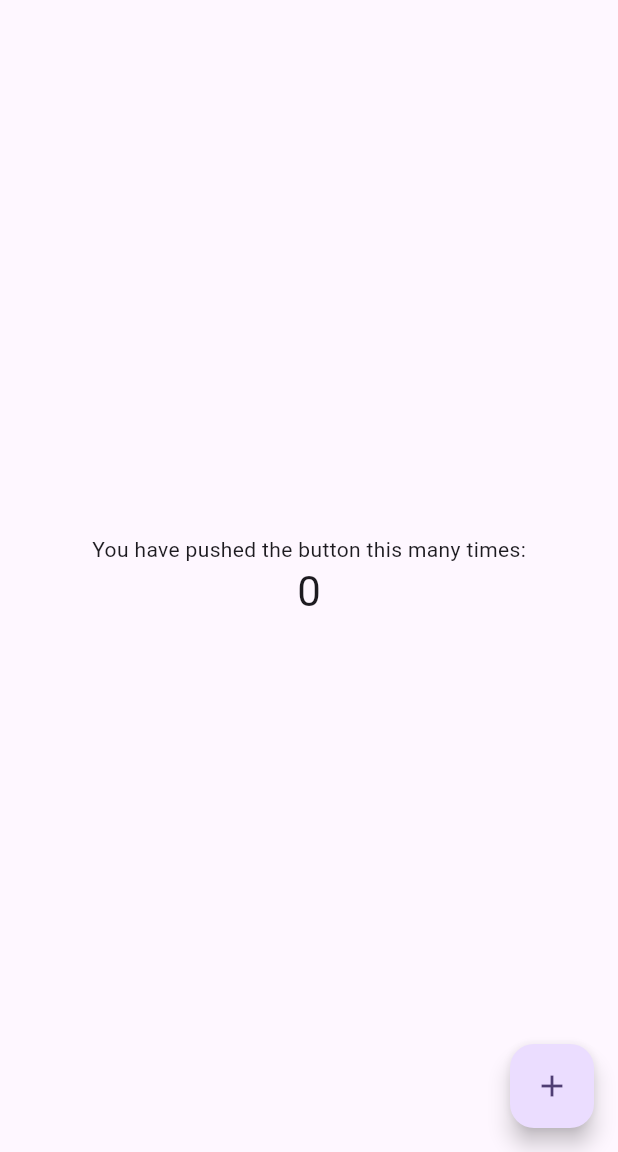
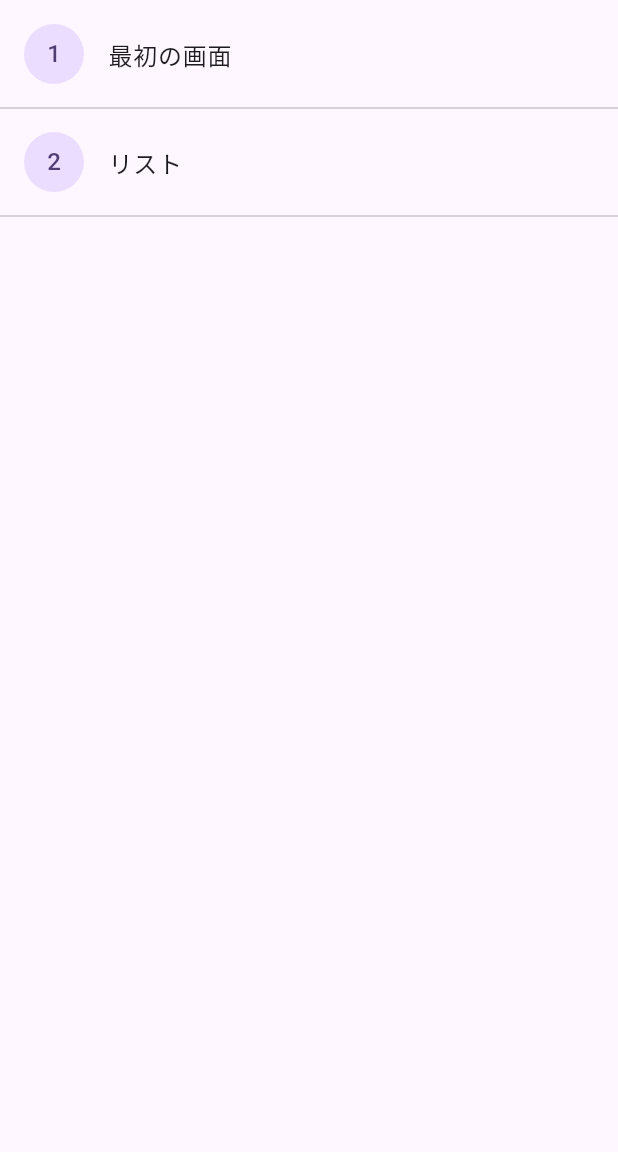
Before and after one commit to kanaaa224/flutter-learning, a Flutter app: the screen it shows after launch, on a phone screen of 412 x 824 dp, the part 84-1236 px from its top. Run offline on Flutter 3.47's test engine with Material 3 defaults, Android fonts, the phone set to English and light mode, and no system bars.

Commit message:
最初の画面とリストのページを新規実装

```diff
--- a/lib/main.dart
+++ b/lib/main.dart
@@ -1,4 +1,7 @@
 import 'package:flutter/material.dart';
+
+import 'page_1.dart';
+import 'page_2.dart';
 
 void main() {
     runApp(const MyApp());
@@ -35,14 +38,6 @@ class MyHomePage extends StatefulWidget {
 }
 
 class _MyHomePageState extends State<MyHomePage> {
-    int _counter = 0;
-
-    void _incrementCounter() {
-        setState(() {
-            _counter++;
-        });
-    }
-
     @override
     Widget build(BuildContext context) {
         return Scaffold(
@@ -50,22 +45,35 @@ class _MyHomePageState extends State<MyHomePage> {
                 backgroundColor: Theme.of(context).colorScheme.inversePrimary,
                 title: Text(widget.title),
             ),
-            body: Center(
-                child: Column(
-                    mainAxisAlignment: MainAxisAlignment.center,
+            body: Container(
+                width: double.infinity,
+                child: ListView(
                     children: <Widget>[
-                        const Text('You have pushed the button this many times:'),
-                        Text(
-                            '$_counter',
-                            style: Theme.of(context).textTheme.headlineMedium,
+                        SizedBox(height: 8),
+                        ListTile(
+                            leading: CircleAvatar(child: Text('1')),
+                            title: Text('最初の画面'),
+                            onTap: () {
+                                Navigator.push(
+                                    context,
+                                    MaterialPageRoute(builder: (context) => Page1()),
+                                );
+                            }
                         ),
+                        Divider(),
+                        ListTile(
+                            leading: CircleAvatar(child: Text('2')),
+                            title: Text('リスト'),
+                            onTap: () {
+                                Navigator.push(
+                                    context,
+                                    MaterialPageRoute(builder: (context) => Page2()),
+                                );
+                            }
+                        ),
+                        Divider(),
                     ],
                 ),
-            ),
-            floatingActionButton: FloatingActionButton(
-                onPressed: _incrementCounter,
-                tooltip: 'Increment',
-                child: const Icon(Icons.add),
             ),
         );
     }
```
Also changed, not shown: lib/page_1.dart (added, +43 -0 lines), lib/page_2.dart (added, +31 -0 lines).
